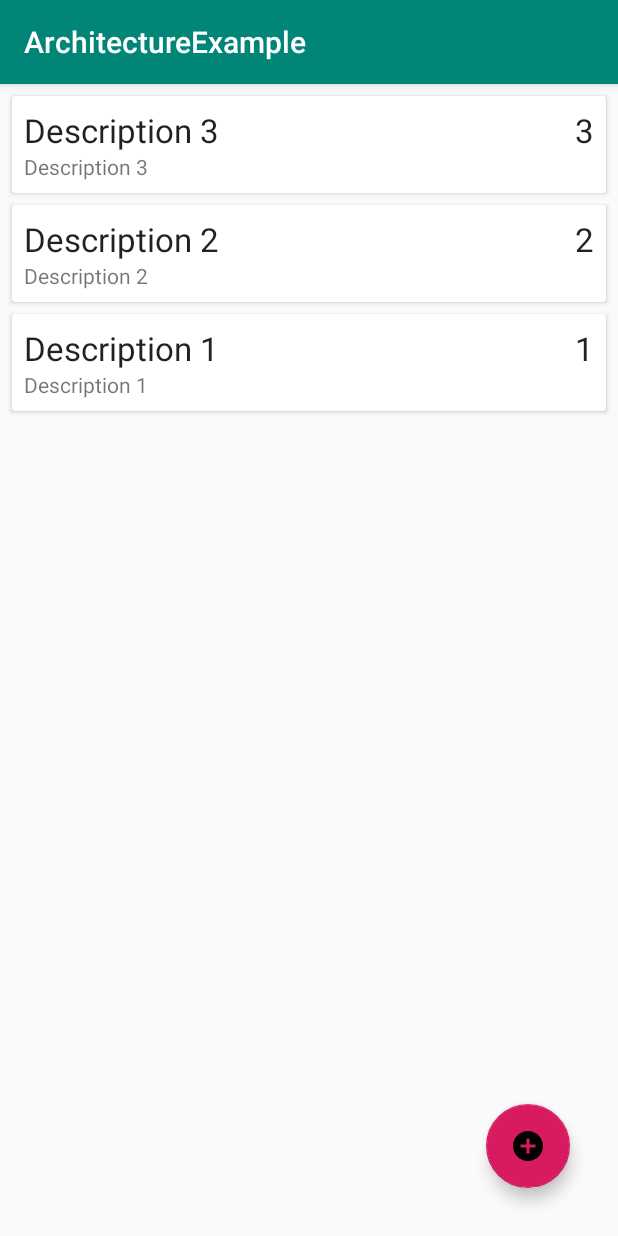
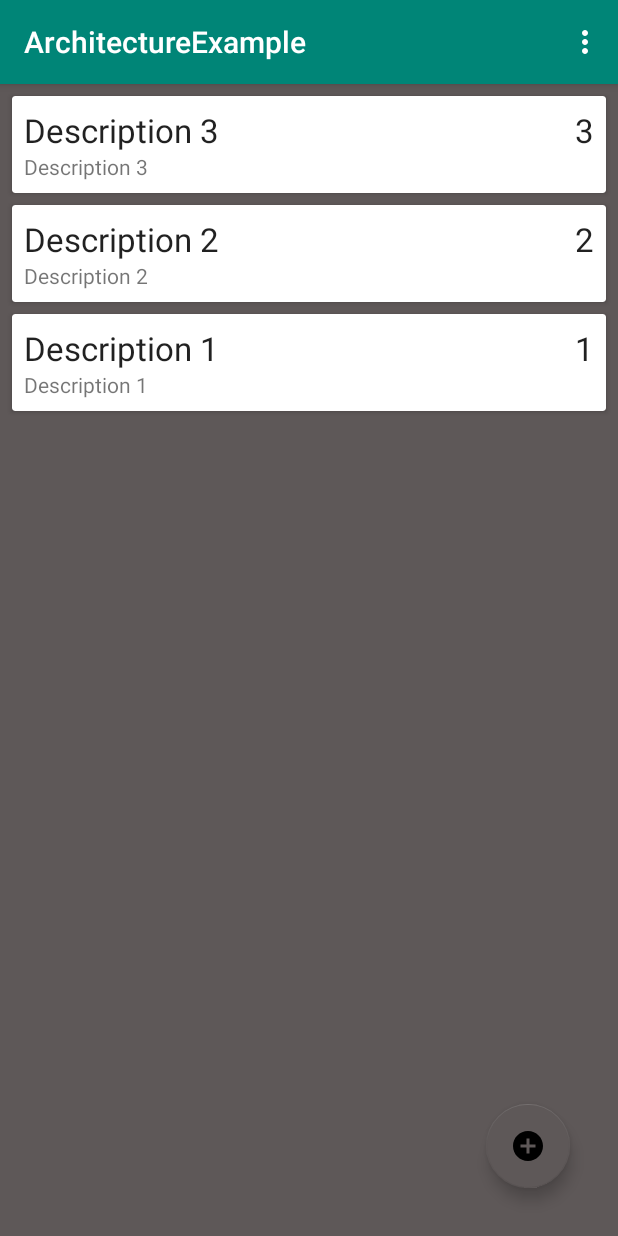
Before and after one commit to SulaimanAshiru/ArchitectureExample, an Android app: the screen it shows after launch (MainActivity), on a phone screen of 412 x 824 dp. Run offline under Robolectric (Android 15) with nearby library versions, the phone set to English and light mode, and no system bars; our stand-ins replace Room's generated code.

Commit message:
added main/res/menu/main_menu and added to activity_main

```diff
--- a/app/src/main/java/com/example/architectureexample/MainActivity.java
+++ b/app/src/main/java/com/example/architectureexample/MainActivity.java
@@ -1,14 +1,19 @@
 package com.example.architectureexample;
 
+import androidx.annotation.NonNull;
 import androidx.annotation.Nullable;
 import androidx.appcompat.app.AppCompatActivity;
 import androidx.lifecycle.Observer;
 import androidx.lifecycle.ViewModelProviders;
+import androidx.recyclerview.widget.ItemTouchHelper;
 import androidx.recyclerview.widget.LinearLayoutManager;
 import androidx.recyclerview.widget.RecyclerView;
 
 import android.content.Intent;
 import android.os.Bundle;
+import android.view.Menu;
+import android.view.MenuInflater;
+import android.view.MenuItem;
 import android.view.View;
 import android.widget.Toast;
 
@@ -51,6 +56,20 @@ public class MainActivity extends AppCompatActivity {
              adapter.setNotes(notes);
             }
         });
+
+        new ItemTouchHelper(new ItemTouchHelper.SimpleCallback(0,
+                ItemTouchHelper.LEFT| ItemTouchHelper.RIGHT) {
+            @Override
+            public boolean onMove(@NonNull RecyclerView recyclerView, @NonNull RecyclerView.ViewHolder viewHolder, @NonNull RecyclerView.ViewHolder target) {
+                return false;
+            }
+
+            @Override
+            public void onSwiped(@NonNull RecyclerView.ViewHolder viewHolder, int direction) {
+                noteViewModel.delete(adapter.getNoteAt(viewHolder.getAdapterPosition()));
+                Toast.makeText(MainActivity.this, "Note Deleted", Toast.LENGTH_SHORT).show();
+            }
+        }).attachToRecyclerView(recyclerView);
     }
 
     @Override
@@ -62,7 +81,7 @@ public class MainActivity extends AppCompatActivity {
             String description = data.getStringExtra(AddNoteActivity.EXTRA_DESCRIPTION);
             int priority = data.getIntExtra(AddNoteActivity.EXTRA_PRIORITY, 1);
 
-            Note note = new Note (title, description, priority);
+            Note note = new Note(title, description, priority);
             noteViewModel.insert(note);
 
             Toast.makeText(this, "Note saved ", Toast.LENGTH_SHORT).show();
@@ -70,4 +89,24 @@ public class MainActivity extends AppCompatActivity {
             Toast.makeText(this, "Note not saved", Toast.LENGTH_SHORT).show();
         }
     }
+    @Override
+    public boolean onCreateOptionsMenu(Menu menu) {
+
+        MenuInflater menuInflater = getMenuInflater();
+        menuInflater.inflate(R.menu.main_menu, menu);
+        return true;
+    }
+
+    @Override
+    public boolean onOptionsItemSelected(@NonNull MenuItem item) {
+        switch (item.getItemId()) {
+            case R.id.delete_all_notes:
+                noteViewModel.deleteAllnotes();
+                Toast.makeText(this,"All notes deleted", Toast.LENGTH_SHORT).show();
+                return true;
+             default:
+                 return super.onOptionsItemSelected(item);
+        }
+
+    }
 }
--- a/app/src/main/java/com/example/architectureexample/NoteAdapter.java
+++ b/app/src/main/java/com/example/architectureexample/NoteAdapter.java
@@ -42,6 +42,10 @@ public class NoteAdapter extends RecyclerView.Adapter<NoteAdapter.NoteHolder> {
         notifyDataSetChanged();
     }
 
+    public Note getNoteAt (int position) {
+        return notes.get(position);
+    }
+
     class NoteHolder extends RecyclerView.ViewHolder{
 
         private TextView textViewTitle;
--- a/app/src/main/res/layout/activity_main.xml
+++ b/app/src/main/res/layout/activity_main.xml
@@ -4,13 +4,15 @@
     xmlns:tools="http://schemas.android.com/tools"
     android:layout_width="match_parent"
     android:layout_height="match_parent"
-    tools:context=".MainActivity">
+    tools:context=".MainActivity"
+    >
 
     <androidx.recyclerview.widget.RecyclerView
         android:layout_width="match_parent"
         android:layout_height="match_parent"
         android:id="@+id/recycler_view"
-        tools:listitem="@layout/note_item"/>
+        tools:listitem="@layout/note_item"
+        android:background="@color/colorAccent"/>
 
     <com.google.android.material.floatingactionbutton.FloatingActionButton
         android:layout_width="wrap_content"
--- /dev/null
+++ b/app/src/main/res/menu/main_menu.xml
@@ -0,0 +1,9 @@
+<?xml version="1.0" encoding="utf-8"?>
+<menu xmlns:android="http://schemas.android.com/apk/res/android"
+    xmlns:app="http://schemas.android.com/apk/res-auto">
+    <item
+        android:id="@+id/delete_all_notes"
+        android:title="Delete all notes"
+        app:showAsAction="never"/>
+
+</menu>
--- a/app/src/main/res/values/colors.xml
+++ b/app/src/main/res/values/colors.xml
@@ -2,5 +2,5 @@
 <resources>
     <color name="colorPrimary">#008577</color>
     <color name="colorPrimaryDark">#00574B</color>
-    <color name="colorAccent">#D81B60</color>
+    <color name="colorAccent">#5E5858</color>
 </resources>
```
